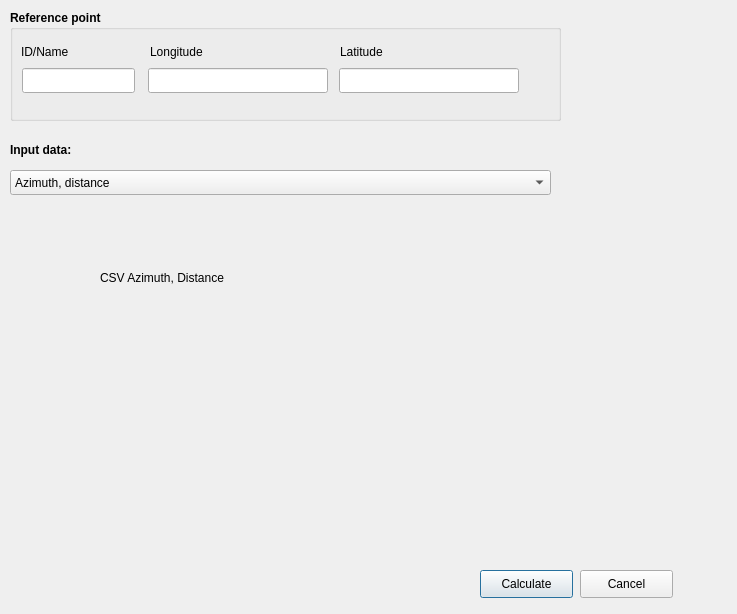
The window that aviation_lon_lat_calculator/aviation_lon_lat_calculator_dialog_base.ui (strpaw/qgis3-aviation-lonlat-calculator) describes before a commit, drawn with Qt 5.
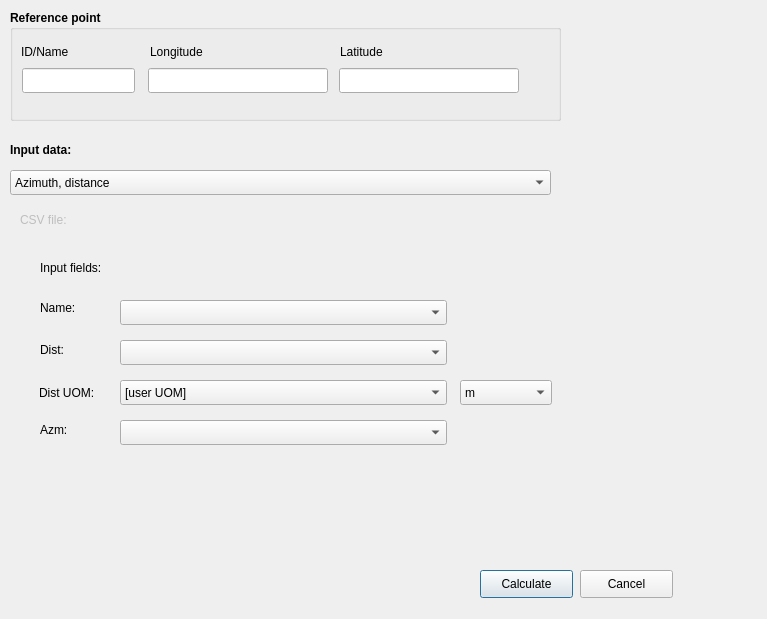
The same window after the commit. The open tabs and pages were chosen to show the change. Custom widgets are drawn as their Qt base class.

Commit message: Add CSV Azimuth, distance GUI

```diff
--- a/aviation_lon_lat_calculator/aviation_lon_lat_calculator_dialog_base.ui
+++ b/aviation_lon_lat_calculator/aviation_lon_lat_calculator_dialog_base.ui
@@ -6,8 +6,8 @@
    <rect>
     <x>0</x>
     <y>0</y>
-    <width>737</width>
-    <height>614</height>
+    <width>767</width>
+    <height>619</height>
    </rect>
   </property>
   <property name="windowTitle">
@@ -199,10 +199,10 @@
   <widget class="QStackedWidget" name="stackedWidgetInputData">
    <property name="geometry">
     <rect>
-     <x>10</x>
-     <y>210</y>
+     <x>20</x>
+     <y>240</y>
      <width>688</width>
-     <height>333</height>
+     <height>291</height>
     </rect>
    </property>
    <property name="currentIndex">
@@ -741,16 +741,148 @@
     <widget class="QLabel" name="label_12">
      <property name="geometry">
       <rect>
-       <x>90</x>
-       <y>60</y>
+       <x>20</x>
+       <y>20</y>
        <width>251</width>
        <height>16</height>
       </rect>
      </property>
      <property name="text">
-      <string>CSV Azimuth, Distance</string>
+      <string>Input fields:</string>
      </property>
     </widget>
+    <widget class="QComboBox" name="fieldAzmDistDistanceValue">
+     <property name="geometry">
+      <rect>
+       <x>100</x>
+       <y>100</y>
+       <width>327</width>
+       <height>25</height>
+      </rect>
+     </property>
+    </widget>
+    <widget class="QComboBox" name="fieldAzmDistDistanceUOM">
+     <property name="geometry">
+      <rect>
+       <x>100</x>
+       <y>140</y>
+       <width>327</width>
+       <height>25</height>
+      </rect>
+     </property>
+     <item>
+      <property name="text">
+       <string>[user UOM]</string>
+      </property>
+     </item>
+    </widget>
+    <widget class="QComboBox" name="fieldAzmDisPointName">
+     <property name="geometry">
+      <rect>
+       <x>100</x>
+       <y>60</y>
+       <width>327</width>
+       <height>25</height>
+      </rect>
+     </property>
+    </widget>
+    <widget class="QLabel" name="label_15">
+     <property name="geometry">
+      <rect>
+       <x>20</x>
+       <y>180</y>
+       <width>68</width>
+       <height>19</height>
+      </rect>
+     </property>
+     <property name="text">
+      <string>Azm:</string>
+     </property>
+    </widget>
+    <widget class="QLabel" name="label_16">
+     <property name="geometry">
+      <rect>
+       <x>20</x>
+       <y>58</y>
+       <width>68</width>
+       <height>19</height>
+      </rect>
+     </property>
+     <property name="text">
+      <string>Name:</string>
+     </property>
+    </widget>
+    <widget class="QLabel" name="label_17">
+     <property name="geometry">
+      <rect>
+       <x>20</x>
+       <y>100</y>
+       <width>68</width>
+       <height>19</height>
+      </rect>
+     </property>
+     <property name="text">
+      <string>Dist:</string>
+     </property>
+    </widget>
+    <widget class="QComboBox" name="fieldAzmDistAzimuth">
+     <property name="geometry">
+      <rect>
+       <x>100</x>
+       <y>180</y>
+       <width>327</width>
+       <height>25</height>
+      </rect>
+     </property>
+    </widget>
+    <widget class="QLabel" name="label_18">
+     <property name="geometry">
+      <rect>
+       <x>19</x>
+       <y>143</y>
+       <width>90</width>
+       <height>19</height>
+      </rect>
+     </property>
+     <property name="text">
+      <string>Dist UOM:</string>
+     </property>
+    </widget>
+    <widget class="QComboBox" name="csvUserDistanceUOM">
+     <property name="geometry">
+      <rect>
+       <x>440</x>
+       <y>140</y>
+       <width>92</width>
+       <height>25</height>
+      </rect>
+     </property>
+     <item>
+      <property name="text">
+       <string>m</string>
+      </property>
+     </item>
+     <item>
+      <property name="text">
+       <string>km</string>
+      </property>
+     </item>
+     <item>
+      <property name="text">
+       <string>NM</string>
+      </property>
+     </item>
+     <item>
+      <property name="text">
+       <string>feet</string>
+      </property>
+     </item>
+     <item>
+      <property name="text">
+       <string>SM</string>
+      </property>
+     </item>
+    </widget>
    </widget>
    <widget class="QWidget" name="page_5">
     <widget class="QLabel" name="label_13">
@@ -809,7 +941,43 @@
     <string>Cancel</string>
    </property>
   </widget>
+  <widget class="QgsFileWidget" name="mQgsFileWidgetInputCSV">
+   <property name="enabled">
+    <bool>false</bool>
+   </property>
+   <property name="geometry">
+    <rect>
+     <x>100</x>
+     <y>210</y>
+     <width>611</width>
+     <height>27</height>
+    </rect>
+   </property>
+  </widget>
+  <widget class="QLabel" name="labelInputCSV">
+   <property name="enabled">
+    <bool>false</bool>
+   </property>
+   <property name="geometry">
+    <rect>
+     <x>20</x>
+     <y>210</y>
+     <width>68</width>
+     <height>19</height>
+    </rect>
+   </property>
+   <property name="text">
+    <string>CSV file:</string>
+   </property>
+  </widget>
  </widget>
+ <customwidgets>
+  <customwidget>
+   <class>QgsFileWidget</class>
+   <extends>QWidget</extends>
+   <header>qgsfilewidget.h</header>
+  </customwidget>
+ </customwidgets>
  <resources/>
  <connections/>
 </ui>
```
